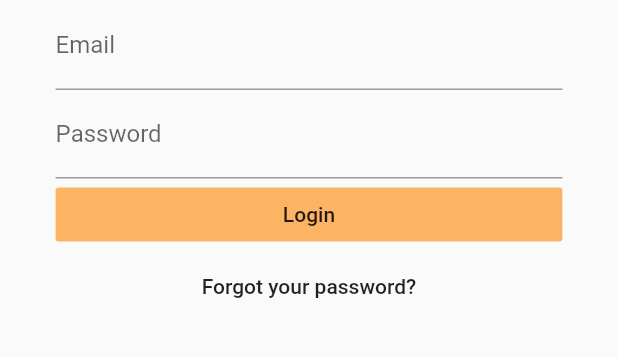
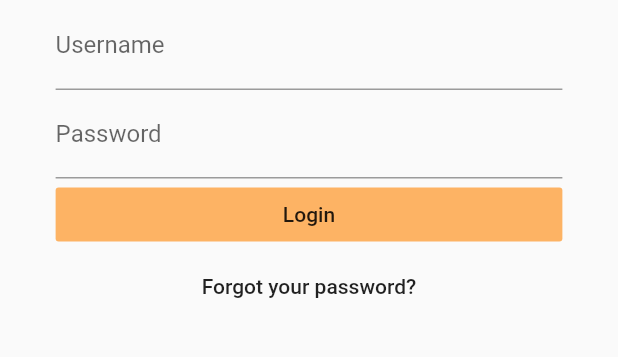
Before and after one commit to jdarangop/franle_app, a Flutter app: the LoginScreen screen opened directly, after a tap on "Login", on a phone screen of 412 x 824 dp, the part 535-892 px from its top. Run offline on Flutter 3.47's test engine with Material 2 defaults, Android fonts, the phone set to English and light mode, and no system bars; our stand-ins replace flutter_tts, google_fonts; missing offline and left inert: speech_recognition; Roboto replaces fonts that are missing (Norican).

Commit message:
sherre-login final

```diff
--- a/lib/chat/loginscreen.dart
+++ b/lib/chat/loginscreen.dart
@@ -1,6 +1,44 @@
+import 'dart:async';
+import 'dart:convert';
+
 import 'package:flutter/material.dart';
 import 'package:franle_app/chat/appbarstyle.dart';
 import 'package:google_fonts/google_fonts.dart';
+import 'package:http/http.dart' as http;
+import 'package:franle_app/selection/selection_page.dart';
+
+Future<User> fetchUser(username) async {
+  final response =
+      await http.get('http://34.74.191.132/users/' + username); //concatenate
+
+  if (response.statusCode == 200) {
+    return User.fromJson(json.decode(response.body));
+  } else {
+    // If the username in the request is wrong
+    throw Exception('Not found');
+  }
+}
+
+class User {
+  final String username;
+  final String password;
+
+  User({this.username, this.password});
+
+  factory User.fromJson(Map<String, dynamic> json) {
+    return User(
+      username: json['username'],
+      password: json['password'],
+    );
+  }
+}
+
+class Data {
+  String nameInput;
+  String passInput;
+}
+
+var newUser = Data();
 
 class LoginScreen extends StatelessWidget {
   @override
@@ -41,21 +79,66 @@ class LoginScreen extends StatelessWidget {
             child: Column(
               children: <Widget>[
                 TextFormField(
-                  decoration: InputDecoration(labelText: 'Email'),
+                  decoration: InputDecoration(labelText: 'Username'),
+                  onChanged: (usernameInput) {
+                    newUser.nameInput = usernameInput;
+                  }
                 ),
                 TextFormField(
                   decoration: InputDecoration(labelText: 'Password'),
+                  onChanged: (passwordInput) {
+                    newUser.passInput = passwordInput;
+                  }
                 ),
                 Container(
                   width: double.infinity,
                   child: FlatButton(
                     color: Color.fromRGBO(255, 131, 0, 0.6),
-                    onPressed: () {},
+                    onPressed: () {
+
+                      Future<void> checkingUser() async {
+
+                        try {
+                          var futureUser = await fetchUser(newUser.nameInput);
+                          if (futureUser.password == newUser.passInput) {
+                            Navigator.push(
+                              context,
+                              MaterialPageRoute(builder: (context) => SelectScreen()),
+                            );
+                          } else {
+                            throw 'Incorrect password';
+                          }
+                        } catch (err) {
+                          print(err);
+                        }
+                      }
+
+                      checkingUser();
+                             /*builder: (context, userfetched) {
+
+                          switch (userfetched.connectionState) {
+                            case ConnectionState.waiting: return new Text('Loading....');
+                            default:
+                            if (userfetched.hasError)
+                              return new Text('Error: ${userfetched.error}');
+                            else {
+                              if (userfetched.data.password == newUser.passInput) {
+                                Navigator.push(
+                                  context,
+                                  MaterialPageRoute(builder: (context) => SelectScreen()),
+                                );
+                                return new Text()
+                              }
+                              */
+                    },
                     child: Text('Login')
                   ),
                 ),
                 Container(
-                  child: FlatButton(onPressed: () {},
+                  child: FlatButton(
+                    onPressed: () {
+                      //Not implemented yet
+                    },
                     child: Text('Forgot your password?'),
                   ),
                 ),
--- a/lib/main.dart
+++ b/lib/main.dart
@@ -19,7 +19,7 @@ class MyApp extends StatelessWidget {
   Widget build(BuildContext context) {
     return MaterialApp(
       //builder: DevicePreview.appBuilder,
-      home: SelectScreen(), //ChatFran(), LoginScreen(),SelectScreen(), ChatFran(), ChatFranle(), WebSocketChat(),
+      home: LoginScreen(), //ChatFran(), LoginScreen(),SelectScreen(), ChatFran(), ChatFranle(), WebSocketChat(),
     );
   }
 }
--- a/pubspec.yaml
+++ b/pubspec.yaml
@@ -28,6 +28,7 @@ dependencies:
   web_socket_channel: ^1.1.0
   speech_recognition: ^0.3.0+1
   google_fonts: ^0.3.9
+  http: ^0.12.0+4
 
 dev_dependencies:
   flutter_test:
```
Also changed, not shown: pubspec.lock.
